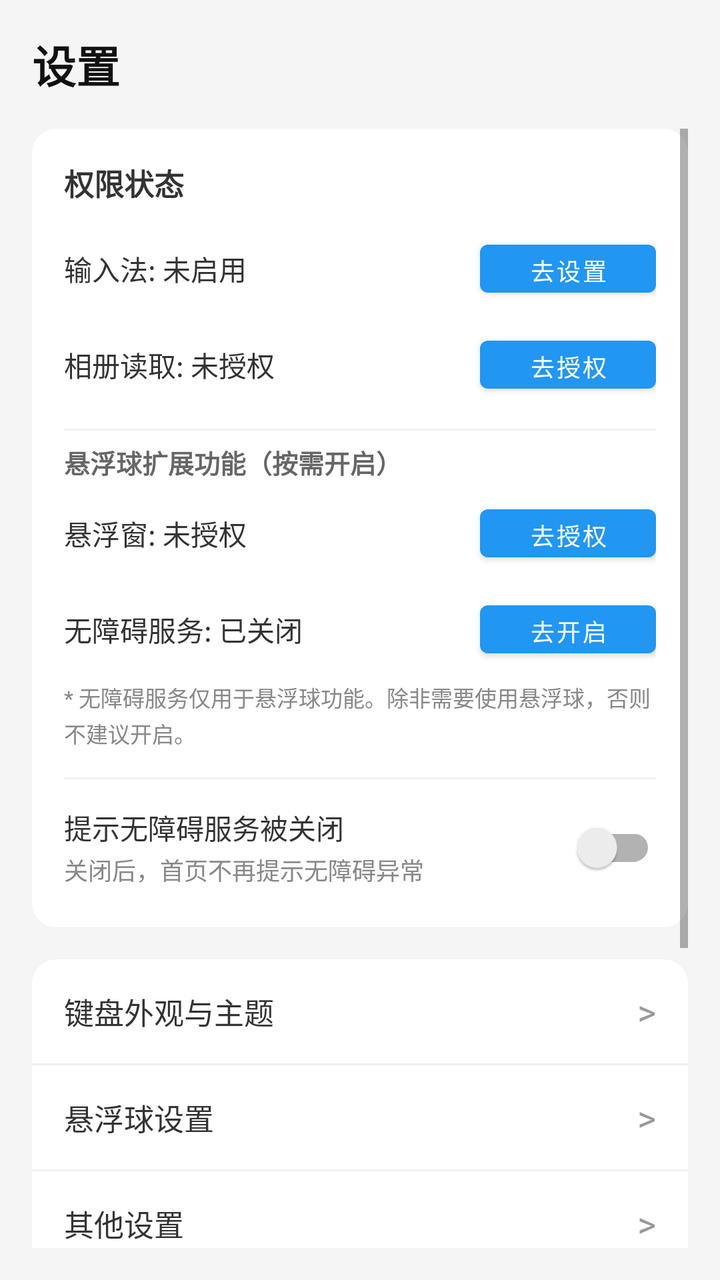
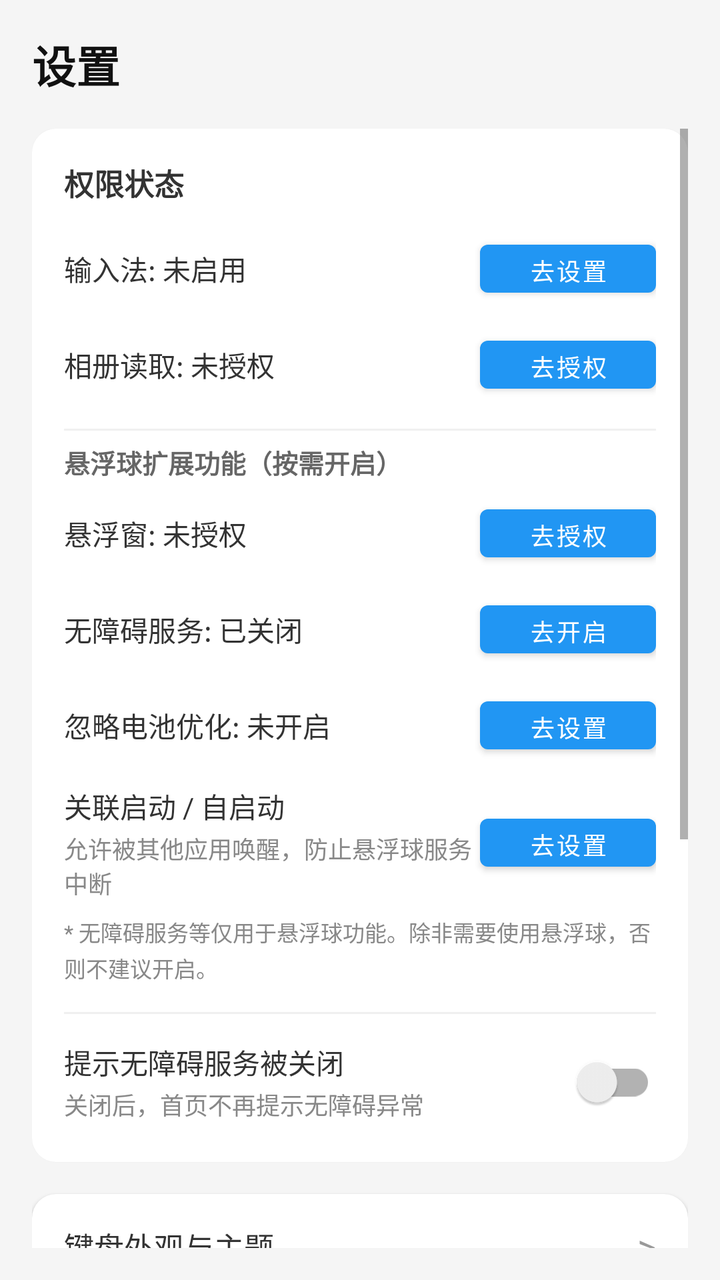

Screens rendered from an Android XML layout before and after an edit, with the pre-edit source and the edit as a unified diff.
<!-- AndroidManifest.xml: application theme Theme.Test -->
<!-- res/layout/activity_settings.xml -->
<?xml version="1.0" encoding="utf-8"?>
<LinearLayout xmlns:android="http://schemas.android.com/apk/res/android"
    android:layout_width="match_parent"
    android:layout_height="match_parent"
    android:orientation="vertical"
    android:padding="16dp"
    android:background="#F5F5F5">

    <TextView
        android:layout_width="wrap_content"
        android:layout_height="wrap_content"
        android:text="设置"
        android:textSize="22sp"
        android:textStyle="bold"
        android:textColor="#111111"
        android:layout_marginBottom="16dp" />

    <ScrollView
        android:layout_width="match_parent"
        android:layout_height="match_parent"
        android:fillViewport="true">

        <LinearLayout
            android:layout_width="match_parent"
            android:layout_height="wrap_content"
            android:orientation="vertical">

            
            <LinearLayout
                android:layout_width="match_parent"
                android:layout_height="wrap_content"
                android:orientation="vertical"
                android:background="@drawable/bg_home_card"
                android:padding="16dp"
                android:elevation="1dp"
                android:layout_marginBottom="16dp">

                <TextView
                    android:layout_width="wrap_content"
                    android:layout_height="wrap_content"
                    android:text="权限状态"
                    android:textSize="15sp"
                    android:textStyle="bold"
                    android:textColor="#333333"
                    android:layout_marginBottom="8dp" />

                
                <LinearLayout
                    android:layout_width="match_parent"
                    android:layout_height="wrap_content"
                    android:orientation="horizontal"
                    android:gravity="center_vertical"
                    android:paddingVertical="6dp">

                    <TextView
                        android:id="@+id/tvPermImeStatus"
                        android:layout_width="0dp"
                        android:layout_height="wrap_content"
                        android:layout_weight="1"
                        android:text="输入法: 未启用"
                        android:textSize="14sp"
                        android:textColor="#333333" />

                    <Button
                        android:id="@+id/btnPermImeAction"
                        android:layout_width="wrap_content"
                        android:layout_height="36dp"
                        android:textSize="12sp"
                        android:text="去设置" />
                </LinearLayout>

                
                <LinearLayout
                    android:layout_width="match_parent"
                    android:layout_height="wrap_content"
                    android:orientation="horizontal"
                    android:gravity="center_vertical"
                    android:paddingVertical="6dp">

                    <TextView
                        android:id="@+id/tvPermStorageStatus"
                        android:layout_width="0dp"
                        android:layout_height="wrap_content"
                        android:layout_weight="1"
                        android:text="相册读取: 未授权"
                        android:textSize="14sp"
                        android:textColor="#333333" />

                    <Button
                        android:id="@+id/btnPermStorageAction"
                        android:layout_width="wrap_content"
                        android:layout_height="36dp"
                        android:textSize="12sp"
                        android:text="去授权" />
                </LinearLayout>

                <View
                    android:layout_width="match_parent"
                    android:layout_height="1dp"
                    android:background="#F0F0F0"
                    android:layout_marginTop="8dp"
                    android:layout_marginBottom="6dp" />

                <TextView
                    android:layout_width="match_parent"
                    android:layout_height="wrap_content"
                    android:text="悬浮球扩展功能（按需开启）"
                    android:textSize="13sp"
                    android:textStyle="bold"
                    android:textColor="#666666"
                    android:layout_marginBottom="2dp" />

                
                <LinearLayout
                    android:layout_width="match_parent"
                    android:layout_height="wrap_content"
                    android:orientation="horizontal"
                    android:gravity="center_vertical"
                    android:paddingVertical="6dp">

                    <TextView
                        android:id="@+id/tvPermOverlayStatus"
                        android:layout_width="0dp"
                        android:layout_height="wrap_content"
                        android:layout_weight="1"
                        android:text="悬浮窗: 未授权"
                        android:textSize="14sp"
                        android:textColor="#333333" />

                    <Button
                        android:id="@+id/btnPermOverlayAction"
                        android:layout_width="wrap_content"
                        android:layout_height="36dp"
                        android:textSize="12sp"
                        android:text="去授权" />
                </LinearLayout>

                
                <LinearLayout
                    android:layout_width="match_parent"
                    android:layout_height="wrap_content"
                    android:orientation="horizontal"
                    android:gravity="center_vertical"
                    android:paddingVertical="6dp">

                    <TextView
                        android:id="@+id/tvPermA11yStatus"
                        android:layout_width="0dp"
                        android:layout_height="wrap_content"
                        android:layout_weight="1"
                        android:text="无障碍服务: 已关闭"
                        android:textSize="14sp"
                        android:textColor="#333333" />

                    <Button
                        android:id="@+id/btnPermA11yAction"
                        android:layout_width="wrap_content"
                        android:layout_height="36dp"
                        android:textSize="12sp"
                        android:text="去开启" />
                </LinearLayout>

                <TextView
                    android:layout_width="match_parent"
                    android:layout_height="wrap_content"
                    android:text="* 无障碍服务仅用于悬浮球功能。除非需要使用悬浮球，否则不建议开启。"
                    android:textSize="11sp"
                    android:textColor="#888888"
                    android:layout_marginTop="2dp"
                    android:layout_marginBottom="4dp"
                    android:lineSpacingExtra="2dp" />

                <View
                    android:layout_width="match_parent"
                    android:layout_height="1dp"
                    android:background="#F0F0F0"
                    android:layout_marginVertical="10dp" />

                
                <LinearLayout
                    android:layout_width="match_parent"
                    android:layout_height="wrap_content"
                    android:orientation="horizontal"
                    android:gravity="center_vertical">

                    <LinearLayout
                        android:layout_width="0dp"
                        android:layout_height="wrap_content"
                        android:layout_weight="1"
                        android:orientation="vertical">

                        <TextView
                            android:layout_width="wrap_content"
                            android:layout_height="wrap_content"
                            android:text="提示无障碍服务被关闭"
                            android:textSize="14sp"
                            android:textColor="#333333" />

                        <TextView
                            android:layout_width="wrap_content"
                            android:layout_height="wrap_content"
                            android:text="关闭后，首页不再提示无障碍异常"
                            android:textSize="12sp"
                            android:textColor="#888888"
                            android:layout_marginTop="2dp" />
                    </LinearLayout>

                    <androidx.appcompat.widget.SwitchCompat
                        android:id="@+id/swNotifyWhenA11yDisabled"
                        android:layout_width="wrap_content"
                        android:layout_height="wrap_content" />
                </LinearLayout>

            </LinearLayout>

            
            <LinearLayout
                android:layout_width="match_parent"
                android:layout_height="wrap_content"
                android:orientation="vertical"
                android:background="@drawable/bg_home_card"
                android:elevation="1dp"
                android:layout_marginBottom="16dp">

                
                <LinearLayout
                    android:id="@+id/btnNavKeyboardAppearance"
                    android:layout_width="match_parent"
                    android:layout_height="52dp"
                    android:orientation="horizontal"
                    android:gravity="center_vertical"
                    android:paddingHorizontal="16dp"
                    android:background="?android:attr/selectableItemBackground">

                    <TextView
                        android:layout_width="0dp"
                        android:layout_height="wrap_content"
                        android:layout_weight="1"
                        android:text="键盘外观与主题"
                        android:textSize="15sp"
                        android:textColor="#333333" />

                    <TextView
                        android:layout_width="wrap_content"
                        android:layout_height="wrap_content"
                        android:text=">"
                        android:textSize="18sp"
                        android:textColor="#999999" />
                </LinearLayout>

                <View
                    android:layout_width="match_parent"
                    android:layout_height="1dp"
                    android:background="#F0F0F0" />

                
                <LinearLayout
                    android:id="@+id/btnNavFloatingSettings"
                    android:layout_width="match_parent"
                    android:layout_height="52dp"
                    android:orientation="horizontal"
                    android:gravity="center_vertical"
                    android:paddingHorizontal="16dp"
                    android:background="?android:attr/selectableItemBackground">

                    <TextView
                        android:layout_width="0dp"
                        android:layout_height="wrap_content"
                        android:layout_weight="1"
                        android:text="悬浮球设置"
                        android:textSize="15sp"
                        android:textColor="#333333" />

                    <TextView
                        android:layout_width="wrap_content"
                        android:layout_height="wrap_content"
                        android:text=">"
                        android:textSize="18sp"
                        android:textColor="#999999" />
                </LinearLayout>

                <View
                    android:layout_width="match_parent"
                    android:layout_height="1dp"
                    android:background="#F0F0F0" />

                
                <LinearLayout
                    android:id="@+id/btnNavOtherSettings"
                    android:layout_width="match_parent"
                    android:layout_height="52dp"
                    android:orientation="horizontal"
                    android:gravity="center_vertical"
                    android:paddingHorizontal="16dp"
                    android:background="?android:attr/selectableItemBackground">

                    <TextView
                        android:layout_width="0dp"
                        android:layout_height="wrap_content"
                        android:layout_weight="1"
                        android:text="其他设置"
                        android:textSize="15sp"
                        android:textColor="#333333" />

                    <TextView
                        android:layout_width="wrap_content"
                        android:layout_height="wrap_content"
                        android:text=">"
                        android:textSize="18sp"
                        android:textColor="#999999" />
                </LinearLayout>

            </LinearLayout>

            
            <LinearLayout
                android:layout_width="match_parent"
                android:layout_height="wrap_content"
                android:orientation="vertical"
                android:background="@drawable/bg_home_card"
                android:elevation="1dp"
                android:layout_marginBottom="24dp">

                <TextView
                    android:layout_width="wrap_content"
                    android:layout_height="wrap_content"
                    android:text="调试与日志"
                    android:textSize="15sp"
                    android:textStyle="bold"
                    android:textColor="#333333"
                    android:paddingStart="16dp"
                    android:paddingTop="16dp"
                    android:paddingBottom="8dp" />

                
                <LinearLayout
                    android:id="@+id/btnNavControlTest"
                    android:layout_width="match_parent"
                    android:layout_height="52dp"
                    android:orientation="horizontal"
                    android:gravity="center_vertical"
                    android:paddingHorizontal="16dp"
                    android:background="?android:attr/selectableItemBackground">

                    <TextView
                        android:layout_width="0dp"
                        android:layout_height="wrap_content"
                        android:layout_weight="1"
                        android:text="标准对照组测试"
                        android:textSize="15sp"
                        android:textColor="#333333" />

                    <TextView
                        android:layout_width="wrap_content"
                        android:layout_height="wrap_content"
                        android:text=">"
                        android:textSize="18sp"
                        android:textColor="#999999" />
                </LinearLayout>

                <View
                    android:layout_width="match_parent"
                    android:layout_height="1dp"
                    android:background="#F0F0F0" />

                
                <LinearLayout
                    android:id="@+id/btnNavViewLogs"
                    android:layout_width="match_parent"
                    android:layout_height="52dp"
                    android:orientation="horizontal"
                    android:gravity="center_vertical"
                    android:paddingHorizontal="16dp"
                    android:background="?android:attr/selectableItemBackground">

                    <TextView
                        android:layout_width="0dp"
                        android:layout_height="wrap_content"
                        android:layout_weight="1"
                        android:text="查看运行日志"
                        android:textSize="15sp"
                        android:textColor="#333333" />

                    <TextView
                        android:layout_width="wrap_content"
                        android:layout_height="wrap_content"
                        android:text=">"
                        android:textSize="18sp"
                        android:textColor="#999999" />
                </LinearLayout>

            </LinearLayout>

        </LinearLayout>
    </ScrollView>

</LinearLayout>
<!-- resources referenced by this layout -->
<resources>
  <!-- drawable bg_home_card (drawable) -->
  <?xml version="1.0" encoding="utf-8"?>
  <shape xmlns:android="http://schemas.android.com/apk/res/android"
      android:shape="rectangle">
      <solid android:color="#FFFFFF" />
      <corners android:radius="12dp" />
  </shape>
  <style name="Theme.Test" parent="Theme.MaterialComponents.DayNight.NoActionBar">
          <item name="colorPrimary">#2196F3</item>
          <item name="colorPrimaryVariant">#1976D2</item>
          <item name="colorOnPrimary">#FFFFFF</item>
          <item name="colorSecondary">#03DAC6</item>
          <item name="colorSecondaryVariant">#018786</item>
          <item name="colorOnSecondary">#000000</item>
          <item name="android:statusBarColor">?attr/colorPrimaryVariant</item>
      </style>
</resources>

<!-- the commit's change to res/layout/activity_settings.xml (unified diff, before → after) -->
@@ -160,10 +160,81 @@
                         android:text="去开启" />
                 </LinearLayout>
 
+                
+                <LinearLayout
+                    android:layout_width="match_parent"
+                    android:layout_height="wrap_content"
+                    android:orientation="horizontal"
+                    android:gravity="center_vertical"
+                    android:paddingVertical="6dp">
+
+                    <TextView
+                        android:id="@+id/tvPermBatteryStatus"
+                        android:layout_width="0dp"
+                        android:layout_height="wrap_content"
+                        android:layout_weight="1"
+                        android:text="忽略电池优化: 未开启"
+                        android:textSize="14sp"
+                        android:textColor="#333333" />
+
+                    <Button
+                        android:id="@+id/btnPermBatteryAction"
+                        android:layout_width="wrap_content"
+                        android:layout_height="36dp"
+                        android:textSize="12sp"
+                        android:text="去设置" />
+                </LinearLayout>
+
+                
+                <LinearLayout
+                    android:id="@+id/layoutPermAutoStart"
+                    android:layout_width="match_parent"
+                    android:layout_height="wrap_content"
+                    android:orientation="vertical"
+                    android:paddingVertical="6dp">
+
+                    <LinearLayout
+                        android:layout_width="match_parent"
+                        android:layout_height="wrap_content"
+                        android:orientation="horizontal"
+                        android:gravity="center_vertical">
+
+                        <LinearLayout
+                            android:layout_width="0dp"
+                            android:layout_height="wrap_content"
+                            android:layout_weight="1"
+                            android:orientation="vertical">
+
+                            <TextView
+                                android:layout_width="wrap_content"
+                                android:layout_height="wrap_content"
+                                android:text="关联启动 / 自启动"
+                                android:textSize="14sp"
+                                android:textColor="#333333" />
+
+                            <TextView
+                                android:id="@+id/tvPermAutoStartSub"
+                                android:layout_width="wrap_content"
+                                android:layout_height="wrap_content"
+                                android:text="允许被其他应用唤醒，防止悬浮球服务中断"
+                                android:textSize="12sp"
+                                android:textColor="#888888"
+                                android:layout_marginTop="2dp" />
+                        </LinearLayout>
+
+                        <Button
+                            android:id="@+id/btnPermAutoStartAction"
+                            android:layout_width="wrap_content"
+                            android:layout_height="36dp"
+                            android:textSize="12sp"
+                            android:text="去设置" />
+                    </LinearLayout>
+                </LinearLayout>
+
                 <TextView
                     android:layout_width="match_parent"
                     android:layout_height="wrap_content"
-                    android:text="* 无障碍服务仅用于悬浮球功能。除非需要使用悬浮球，否则不建议开启。"
+                    android:text="* 无障碍服务等仅用于悬浮球功能。除非需要使用悬浮球，否则不建议开启。"
                     android:textSize="11sp"
                     android:textColor="#888888"
                     android:layout_marginTop="2dp"
